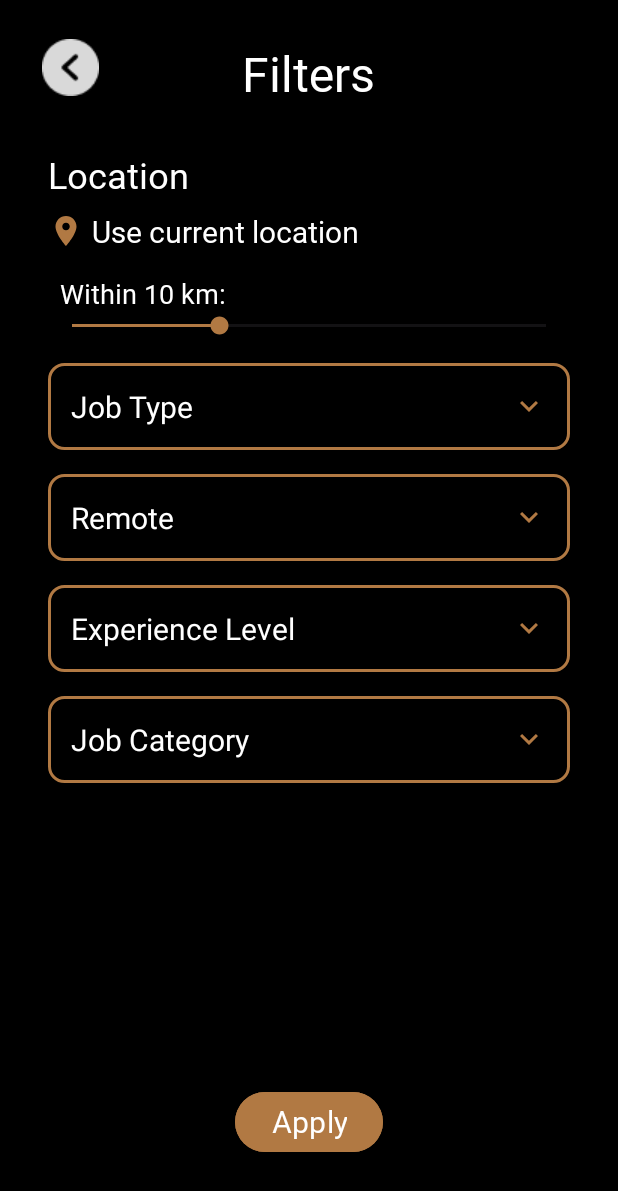
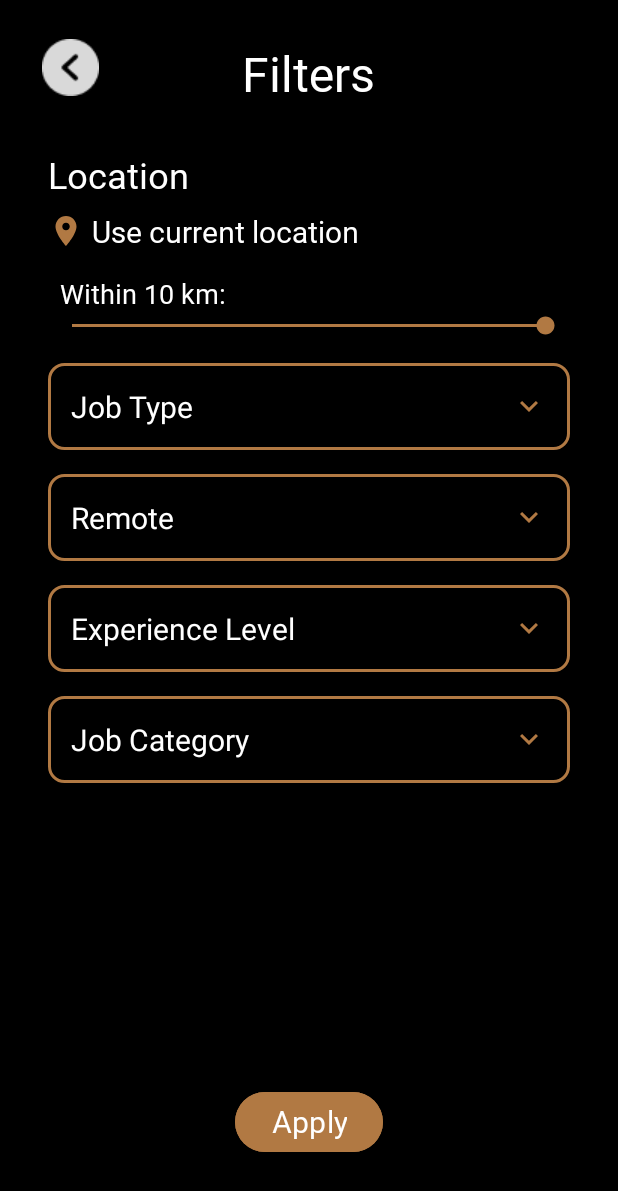
Before and after one commit to RextonRZ/JP-PathSeeker, an Android app: the layout activity_filters.xml on its own in the app's theme, with its tools: preview values and no code run, on a phone screen of 412 x 824 dp. Shown: the top 1191 px of the screen. Run offline under Robolectric (Android 15) with nearby library versions, the phone set to English and light mode, and no system bars; Roboto replaces fonts that are not available here.

Commit message:
Update distance

```diff
--- a/app/src/main/res/layout/activity_filters.xml
+++ b/app/src/main/res/layout/activity_filters.xml
@@ -90,9 +90,9 @@
             app:layout_constraintTop_toBottomOf="@id/TVWithinKM"
             app:layout_constraintStart_toStartOf="parent"
             app:layout_constraintEnd_toEndOf="parent"
-            android:max="30"
+            android:max="100"
             android:min="1"
-            android:progress="10"
+            android:progress="100"
             android:progressTint="@color/brown"
             android:thumbTint="@color/brown"/>
 
--- a/app/src/main/res/layout/fragment_filter.xml
+++ b/app/src/main/res/layout/fragment_filter.xml
@@ -6,7 +6,7 @@
     android:layout_height="match_parent"
     android:fillViewport="true"
     android:background="#000000"
-    tools:context=".filter">
+    tools:context=".filters">
 
     <androidx.constraintlayout.widget.ConstraintLayout
         android:id="@+id/main"
```
Also changed, not shown: app/src/main/java/com/example/MAD/filters.java (+23 -8 lines).
